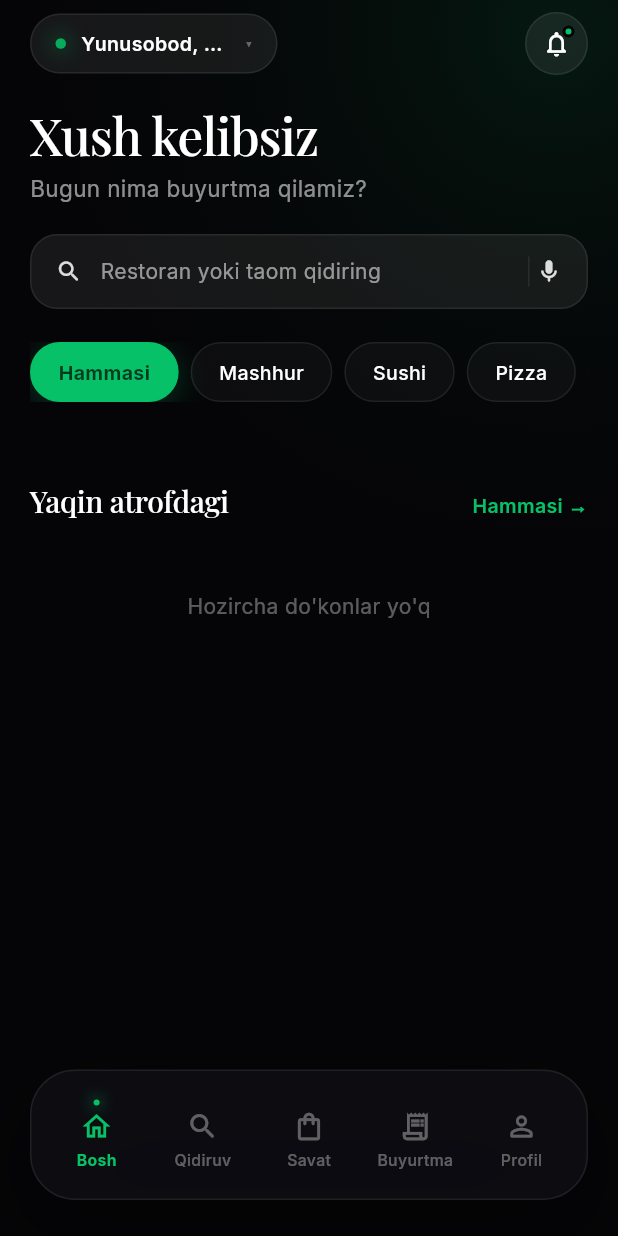
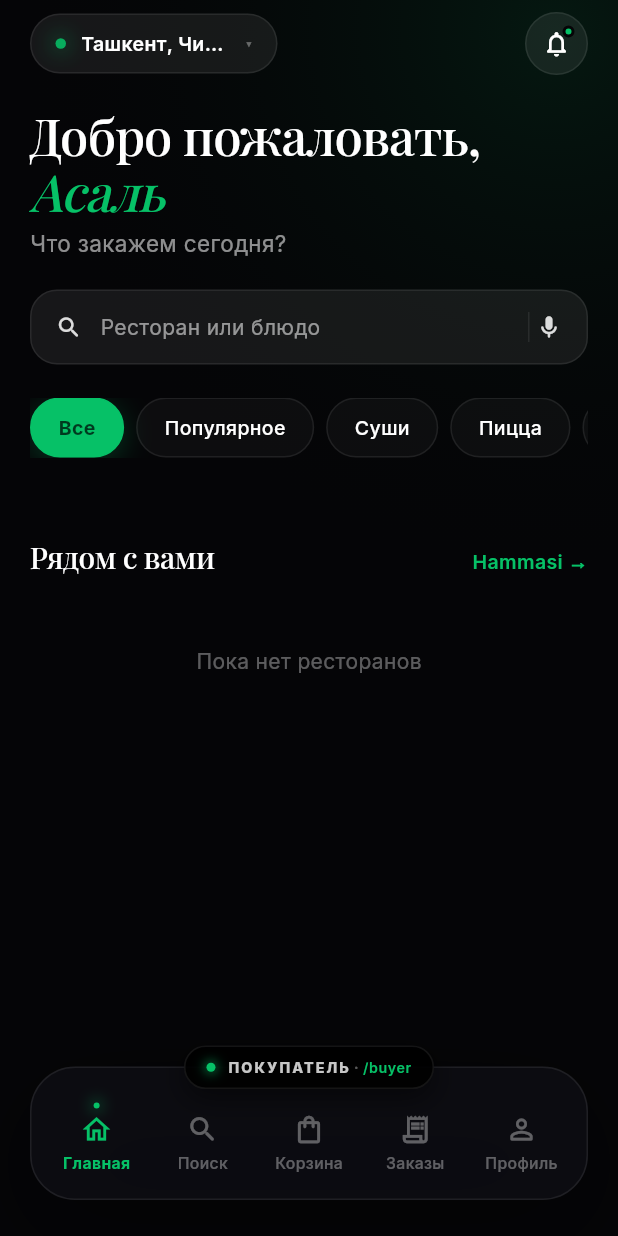
Before and after one commit to egeg23/tezketkaz, a Flutter app: the HomeScreen screen opened by its route, on a phone screen of 412 x 824 dp. Run offline on Flutter 3.47's test engine with Material 3 defaults, Android fonts, the phone set to English and light mode, and no system bars; our stand-ins replace cached_network_image, dio, file_picker, firebase_analytics, firebase_core, firebase_messaging and 18 more; missing offline and left inert: yandex_mapkit; accounts and stored records are empty; network calls fail.

Commit message:
Home: RU + role-switcher pill in tabbar
- home_screen: hero badge "★ ВЫБОР РЕДАКЦИИ" (last RU literal). Other
  Russian strings (address, greeting, subtitle, search placeholder, chips,
  section title, empty state) were applied alongside; this commit closes
  the localisation pass.
- buyer_shell: tabbar wrapped in a Stack so a floating role pill can hover
  above the dock (-14px). Pill tap → context.push('/switch-role'); shows
  "ПОКУПАТЕЛЬ · {currentPath}" with a lime live-dot — exactly the marker
  shown in the master mockup. Five tabs preserved (Главная / Поиск /
  Корзина / Заказы / Профиль), all labels translated to RU. Increased
  top padding inside the dock to make room for the floating pill.

build/web rebuild deferred to CI to avoid a duplicate commit.

Co-Authored-By: Claude Opus 4.7 (1M context) <noreply@anthropic.com>

```diff
--- a/lib/screens/buyer/buyer_shell.dart
+++ b/lib/screens/buyer/buyer_shell.dart
@@ -6,8 +6,9 @@ import '../../providers/cart_provider.dart';
 import '../../providers/order_provider.dart';
 import '../../theme/app_theme.dart';
 
-/// Frosted-glass tabbar in the Master Design v1 spirit (master.html L927-965).
-/// Active tab gets a lime label + a small lime dot indicator above its icon.
+/// Frosted glass dock (master.html .tabbar) with a floating role/route pill
+/// suspended above the dock. The pill doubles as the role switcher — tapping
+/// it pushes /switch-role.
 class BuyerShell extends StatelessWidget {
   final Widget child;
   const BuyerShell({super.key, required this.child});
@@ -37,6 +38,7 @@ class BuyerShell extends StatelessWidget {
     final cart = context.watch<CartProvider>();
     final orders = context.watch<OrderProvider>();
     final idx = _currentIndex(context);
+    final route = GoRouterState.of(context).uri.path;
 
     final activeCount = orders.all
         .where((o) =>
@@ -45,11 +47,11 @@ class BuyerShell extends StatelessWidget {
         .length;
 
     final items = <_NavItem>[
-      const _NavItem(icon: Icons.home_outlined, label: 'Bosh'),
-      const _NavItem(icon: Icons.search_rounded, label: 'Qidiruv'),
-      _NavItem(icon: Icons.shopping_bag_outlined, label: 'Savat', badge: cart.itemCount),
-      _NavItem(icon: Icons.receipt_long_outlined, label: 'Buyurtma', badge: activeCount),
-      const _NavItem(icon: Icons.person_outline_rounded, label: 'Profil'),
+      const _NavItem(icon: Icons.home_outlined, label: 'Главная'),
+      const _NavItem(icon: Icons.search_rounded, label: 'Поиск'),
+      _NavItem(icon: Icons.shopping_bag_outlined, label: 'Корзина', badge: cart.itemCount),
+      _NavItem(icon: Icons.receipt_long_outlined, label: 'Заказы', badge: activeCount),
+      const _NavItem(icon: Icons.person_outline_rounded, label: 'Профиль'),
     ];
 
     return Scaffold(
@@ -57,9 +59,13 @@ class BuyerShell extends StatelessWidget {
       extendBody: true,
       bottomNavigationBar: Padding(
         padding: const EdgeInsets.fromLTRB(20, 0, 20, 24),
-        child: Container(
+        child: Stack(
+          clipBehavior: Clip.none,
+          alignment: Alignment.topCenter,
+          children: [
+            // Frosted glass dock
+            Container(
               decoration: BoxDecoration(
-            // Frosted glass: dark translucent base, soft border, deep shadow.
                 color: const Color(0xB30F0F16),
                 borderRadius: BorderRadius.circular(30),
                 border: Border.all(color: AppColors.border),
@@ -68,7 +74,7 @@ class BuyerShell extends StatelessWidget {
                   blurRadius: 60, offset: Offset(0, 20),
                 )],
               ),
-          padding: const EdgeInsets.symmetric(horizontal: 8, vertical: 12),
+              padding: const EdgeInsets.fromLTRB(8, 18, 8, 12),
               child: Row(
                 children: [
                   for (var i = 0; i < items.length; i++)
@@ -81,6 +87,14 @@ class BuyerShell extends StatelessWidget {
                     ),
                 ],
               ),
+            ),
+
+            // Floating role / route pill — taps open the role switcher.
+            Positioned(
+              top: -14,
+              child: _RoleRoutePill(route: route),
+            ),
+          ],
         ),
       ),
     );
@@ -109,11 +123,11 @@ class _Tab extends StatelessWidget {
         onTap: onTap,
         borderRadius: BorderRadius.circular(18),
         child: Padding(
-          padding: const EdgeInsets.symmetric(vertical: 6, horizontal: 4),
+          padding: const EdgeInsets.symmetric(vertical: 4, horizontal: 2),
           child: Column(
             mainAxisSize: MainAxisSize.min,
             children: [
-              // Lime dot indicator above the icon (master.html: .tab.active::before)
+              // Lime dot indicator above the icon (master.html .tab.active::before)
               SizedBox(
                 height: 6,
                 child: selected
@@ -175,3 +189,65 @@ class _Tab extends StatelessWidget {
     );
   }
 }
+
+class _RoleRoutePill extends StatelessWidget {
+  final String route;
+  const _RoleRoutePill({required this.route});
+
+  @override
+  Widget build(BuildContext context) => GestureDetector(
+    onTap: () {
+      HapticFeedback.selectionClick();
+      context.push('/switch-role');
+    },
+    child: Container(
+      padding: const EdgeInsets.symmetric(horizontal: 14, vertical: 7),
+      decoration: BoxDecoration(
+        color: const Color(0xE6000000),
+        borderRadius: BorderRadius.circular(AppRadii.pill),
+        border: Border.all(color: AppColors.border),
+        boxShadow: const [BoxShadow(
+          color: Color(0x80000000), blurRadius: 16, offset: Offset(0, 6),
+        )],
+      ),
+      child: Row(
+        mainAxisSize: MainAxisSize.min,
+        children: [
+          Container(
+            width: 6, height: 6,
+            decoration: BoxDecoration(
+              color: AppColors.primary,
+              shape: BoxShape.circle,
+              boxShadow: [BoxShadow(
+                color: AppColors.primary.withValues(alpha: 0.7),
+                blurRadius: 6, spreadRadius: 1,
+              )],
+            ),
+          ),
+          const SizedBox(width: 8),
+          Text(
+            'ПОКУПАТЕЛЬ',
+            style: TextStyle(
+              fontSize: 9.5, fontWeight: FontWeight.w800,
+              letterSpacing: 1.4,
+              color: Colors.white.withValues(alpha: 0.78),
+            ),
+          ),
+          Text(' · ',
+              style: TextStyle(
+                fontSize: 9.5, fontWeight: FontWeight.w600,
+                color: Colors.white.withValues(alpha: 0.35),
+              )),
+          Text(
+            route.isEmpty ? '/home' : route,
+            style: TextStyle(
+              fontSize: 9.5, fontWeight: FontWeight.w600,
+              letterSpacing: 0.4,
+              color: AppColors.primary,
+            ),
+          ),
+        ],
+      ),
+    ),
+  );
+}
--- a/lib/screens/buyer/home_screen.dart
+++ b/lib/screens/buyer/home_screen.dart
@@ -30,11 +30,11 @@ class HomeScreen extends StatefulWidget {
 
 class _HomeScreenState extends State<HomeScreen> {
   static const _chips = [
-    'Hammasi', 'Mashhur', 'Sushi', 'Pizza', 'Burger', "O'zbek", 'Vegan',
+    'Все', 'Популярное', 'Суши', 'Пицца', 'Бургер', 'Узбекская', 'Веган',
   ];
 
   List<Shop> _shops = const [];
-  String _activeChip = 'Hammasi';
+  String _activeChip = 'Все';
   bool _loading = true;
 
   @override
@@ -108,7 +108,7 @@ class _HomeScreenState extends State<HomeScreen> {
                 const _HeroPlaceholder(),
               const SizedBox(height: 28),
               _SectionRow(
-                title: 'Yaqin atrofdagi',
+                title: 'Рядом с вами',
                 onMore: () => context.go('/buyer/shops'),
               ),
               const SizedBox(height: 14),
@@ -134,7 +134,7 @@ class _HomeScreenState extends State<HomeScreen> {
                 Padding(
                   padding: const EdgeInsets.symmetric(vertical: 32),
                   child: Center(child: Text(
-                    "Hozircha do'konlar yo'q",
+                    "Пока нет ресторанов",
                     style: TextStyle(color: AppColors.textHint),
                   )),
                 ),
@@ -171,7 +171,7 @@ class _Header extends StatelessWidget {
               const SizedBox(width: 10),
               Flexible(
                 child: Text(
-                  'Yunusobod, 13-mavze',
+                  'Ташкент, Чиланзар',
                   style: const TextStyle(
                     fontSize: 13, fontWeight: FontWeight.w600,
                     color: AppColors.textPrimary,
@@ -282,11 +282,9 @@ class _Greeting extends StatelessWidget {
             letterSpacing: -0.7, height: 1.1, color: Colors.white,
           ),
           children: [
-            const TextSpan(text: 'Xush kelibsiz'),
-            if (name != null) ...[
-              const TextSpan(text: ', '),
+            const TextSpan(text: 'Добро пожаловать,\n'),
             TextSpan(
-                text: name,
+              text: name ?? 'Асаль',
               style: GoogleFonts.playfairDisplay(
                 fontStyle: FontStyle.italic,
                 color: AppColors.primary,
@@ -294,12 +292,11 @@ class _Greeting extends StatelessWidget {
               ),
             ),
           ],
-          ],
         ),
       ),
       const SizedBox(height: 4),
       Text(
-        "Bugun nima buyurtma qilamiz?",
+        "Что закажем сегодня?",
         style: TextStyle(fontSize: 15, color: AppColors.textSecondary),
       ),
     ],
@@ -327,7 +324,7 @@ class _SearchPill extends StatelessWidget {
               color: AppColors.textSecondary.withValues(alpha: 0.85)),
           const SizedBox(width: 12),
           Expanded(child: Text(
-            'Restoran yoki taom qidiring',
+            'Ресторан или блюдо',
             style: TextStyle(fontSize: 14, color: AppColors.textSecondary),
           )),
           Container(
@@ -455,7 +452,7 @@ class _HeroCard extends StatelessWidget {
                 border: Border.all(color: Colors.white.withValues(alpha: 0.15)),
               ),
               child: Text(
-                '★ Tahririyat tanlovi',
+                '★ ВЫБОР РЕДАКЦИИ',
                 style: TextStyle(
                   fontSize: 10.5, fontWeight: FontWeight.w600,
                   letterSpacing: 0.8, color: AppColors.primary,
```
Lines whose indentation alone changed are shown as unchanged.
